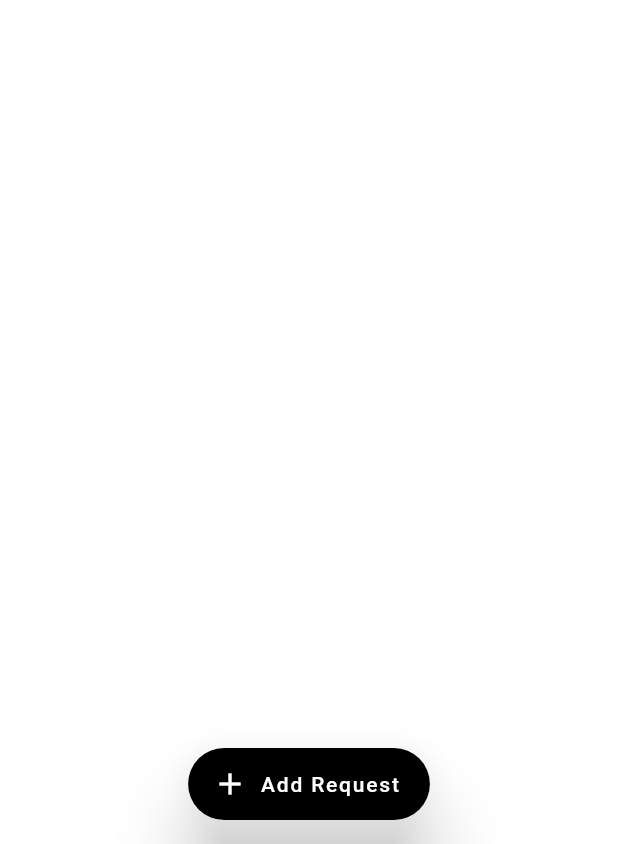
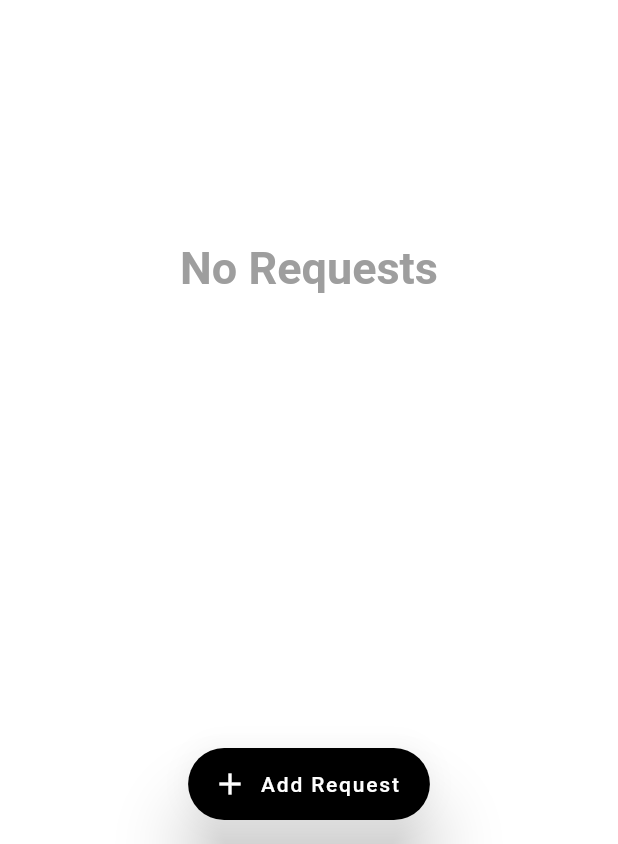
Before and after one commit to IEEE-VIT/invento, a Flutter app: the RequestPageAdmin screen opened directly, in the side drawer, after a tap on "Requested Components", on a phone screen of 412 x 824 dp, the part 392-1236 px from its top. Run offline on Flutter 3.47's test engine with Material 2 defaults, Android fonts, the phone set to English and light mode, and no system bars; our stand-ins replace animated_text_kit, cloud_firestore, firebase_auth, modal_progress_hud, page_transition; accounts and stored records are empty.

Commit message:
Handled ListView.length == 0 case

```diff
--- a/lib/screens/request_page.dart
+++ b/lib/screens/request_page.dart
@@ -215,6 +215,20 @@ class _RequestPageState extends State<RequestPage> {
                   duration: Duration(milliseconds: 1200),
                 );
               }
+              else if (snapshot.data.documents.length == 0) {
+                return Container(
+                  child: Center(
+                    child: Text(
+                      'No Requests',
+                      style: TextStyle(
+                          fontSize: 30,
+                          fontWeight: FontWeight.bold,
+                          color: Colors.grey
+                      ),
+                    ),
+                  ),
+                );
+              }
               return ListView.builder(
                 scrollDirection: Axis.vertical,
                 shrinkWrap: true,
--- a/lib/screens/requests_admin.dart
+++ b/lib/screens/requests_admin.dart
@@ -23,7 +23,6 @@ class RequestPageAdmin extends StatefulWidget {
 
 class _RequestPageAdminState extends State<RequestPageAdmin> {
   Widget buildListItem(BuildContext context, DocumentSnapshot document) {
-
     return makeListTileRequestAdmin(
       Component(
         componentID: document['Component UUID'],
@@ -190,12 +189,12 @@ class _RequestPageAdminState extends State<RequestPageAdmin> {
         ),
         body: Container(
           child: StreamBuilder<QuerySnapshot>(
-            stream: _firestore
-                .collection('requests')
-                .snapshots(),
+            stream: _firestore.collection('requests').snapshots(),
             builder: (context, snapshot) {
               if (!snapshot.hasData) {
-                return ColorLoader(
+                return Column(
+                  children: <Widget>[
+                    ColorLoader(
                       colors: [
                         Colors.red,
                         Colors.green,
@@ -204,6 +203,21 @@ class _RequestPageAdminState extends State<RequestPageAdmin> {
                         Colors.blue
                       ],
                       duration: Duration(milliseconds: 1200),
+                    ),
+                  ],
+                );
+              } else if (snapshot.data.documents.length == 0) {
+                return Container(
+                  child: Center(
+                    child: Text(
+                      'No Requests',
+                      style: TextStyle(
+                        fontSize: 30,
+                        fontWeight: FontWeight.bold,
+                        color: Colors.grey
+                      ),
+                    ),
+                  ),
                 );
               }
               return ListView.builder(
```
Lines whose indentation alone changed are shown as unchanged.
